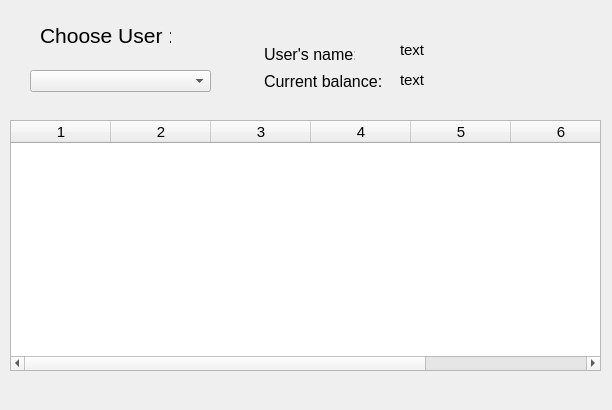
Roro-2004/m7fazty, file m7fazty/view_users_dialog.ui: the form before one commit.
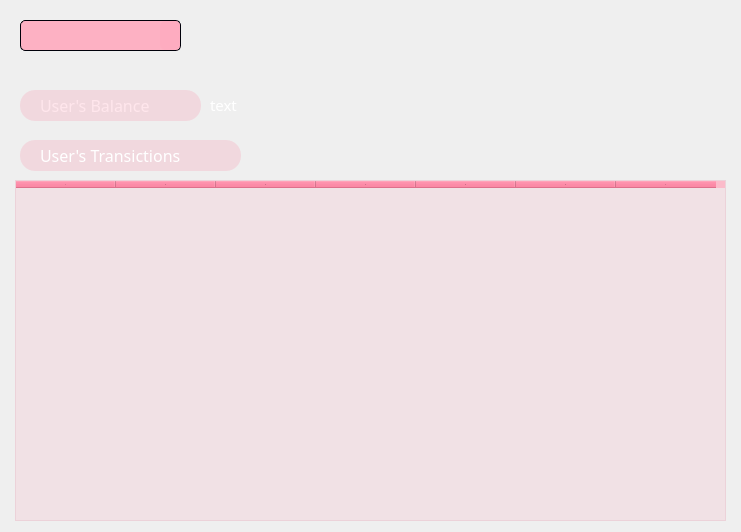
The form after the commit. Icons and pictures are not drawn.

```diff
--- a/m7fazty/view_users_dialog.ui
+++ b/m7fazty/view_users_dialog.ui
@@ -6,10 +6,55 @@
    <rect>
     <x>0</x>
     <y>0</y>
-    <width>612</width>
-    <height>410</height>
+    <width>741</width>
+    <height>532</height>
    </rect>
   </property>
+  <property name="palette">
+   <palette>
+    <active>
+     <colorrole role="WindowText">
+      <brush brushstyle="SolidPattern">
+       <color alpha="255">
+        <red>255</red>
+        <green>255</green>
+        <blue>255</blue>
+       </color>
+      </brush>
+     </colorrole>
+     <colorrole role="Text">
+      <brush brushstyle="SolidPattern">
+       <color alpha="255">
+        <red>255</red>
+        <green>255</green>
+        <blue>255</blue>
+       </color>
+      </brush>
+     </colorrole>
+    </active>
+    <inactive>
+     <colorrole role="WindowText">
+      <brush brushstyle="SolidPattern">
+       <color alpha="255">
+        <red>255</red>
+        <green>255</green>
+        <blue>255</blue>
+       </color>
+      </brush>
+     </colorrole>
+     <colorrole role="Text">
+      <brush brushstyle="SolidPattern">
+       <color alpha="255">
+        <red>255</red>
+        <green>255</green>
+        <blue>255</blue>
+       </color>
+      </brush>
+     </colorrole>
+    </inactive>
+    <disabled/>
+   </palette>
+  </property>
   <property name="font">
    <font>
     <pointsize>11</pointsize>
@@ -18,113 +63,440 @@
   <property name="windowTitle">
    <string>Dialog</string>
   </property>
+  <widget class="QLabel" name="label_5">
+   <property name="geometry">
+    <rect>
+     <x>210</x>
+     <y>95</y>
+     <width>41</width>
+     <height>20</height>
+    </rect>
+   </property>
+   <property name="font">
+    <font>
+     <family>Arial Rounded MT Bold</family>
+     <pointsize>11</pointsize>
+    </font>
+   </property>
+   <property name="text">
+    <string>text</string>
+   </property>
+  </widget>
+  <widget class="QLabel" name="label_3">
+   <property name="geometry">
+    <rect>
+     <x>741</x>
+     <y>505</y>
+     <width>63</width>
+     <height>20</height>
+    </rect>
+   </property>
+   <property name="text">
+    <string>TextLabel</string>
+   </property>
+  </widget>
+  <widget class="QLabel" name="label_6">
+   <property name="geometry">
+    <rect>
+     <x>0</x>
+     <y>0</y>
+     <width>741</width>
+     <height>532</height>
+    </rect>
+   </property>
+   <property name="styleSheet">
+    <string notr="true">background-image: url(:/material/photos/dialog_bg.png);</string>
+   </property>
+   <property name="text">
+    <string/>
+   </property>
+  </widget>
   <widget class="QComboBox" name="comboBox">
    <property name="geometry">
     <rect>
-     <x>30</x>
-     <y>70</y>
-     <width>181</width>
-     <height>22</height>
-    </rect>
-   </property>
-   <property name="placeholderText">
-    <string/>
-   </property>
-  </widget>
-  <widget class="QLabel" name="label_20">
-   <property name="geometry">
-    <rect>
-     <x>40</x>
+     <x>20</x>
      <y>20</y>
-     <width>131</width>
+     <width>161</width>
      <height>31</height>
     </rect>
    </property>
-   <property name="font">
-    <font>
-     <pointsize>16</pointsize>
-    </font>
+   <property name="styleSheet">
+    <string notr="true">QComboBox {
+    background-color: rgba(255, 170, 190, 0.9); /* Background color */
+    border-radius: 5px; /* Border radius */
+    border: 1px solid rgb(0, 0, 10); /* Border */
+}
+
+QComboBox::drop-down {
+    width: 20px;
+    border: none;
+    border-radius: 5px; /* Border radius */
+    background-color: rgba(255, 170, 190, 0.7);
+}
+
+QComboBox::down-arrow {
+	image: url(:/material/photos/arrow.png);
+}
+
+QComboBox QAbstractItemView {
+    background-color: rgba(255, 170, 190, 0.7); /* Background color of the drop-down list */
+    selection-background-color: rgba(255, 150, 200, 0.7); /* Background color of selected item */
+}
+
+QComboBox:pressed {
+    background-color: rgba(255, 150, 200, 0.7); /* Semi-transparent background color when pressed */
+    border: 1px solid black; /* You can customize the border for the pressed state if needed */
+}
+</string>
    </property>
-   <property name="text">
-    <string>Choose User :</string>
+   <property name="currentText">
+    <string/>
    </property>
-  </widget>
-  <widget class="QLabel" name="label_4">
-   <property name="geometry">
-    <rect>
-     <x>400</x>
-     <y>40</y>
-     <width>81</width>
-     <height>20</height>
-    </rect>
+   <property name="currentIndex">
+    <number>-1</number>
    </property>
-   <property name="font">
-    <font>
-     <pointsize>11</pointsize>
-    </font>
+   <property name="maxVisibleItems">
+    <number>12</number>
    </property>
-   <property name="text">
-    <string>text</string>
-   </property>
-  </widget>
-  <widget class="QLabel" name="label_5">
-   <property name="geometry">
-    <rect>
-     <x>400</x>
-     <y>70</y>
-     <width>81</width>
-     <height>20</height>
-    </rect>
-   </property>
-   <property name="text">
-    <string>text</string>
-   </property>
-  </widget>
-  <widget class="QLabel" name="label">
-   <property name="geometry">
-    <rect>
-     <x>264</x>
-     <y>44</y>
-     <width>91</width>
-     <height>21</height>
-    </rect>
-   </property>
-   <property name="font">
-    <font>
-     <pointsize>12</pointsize>
-    </font>
-   </property>
-   <property name="text">
-    <string>User's name:</string>
-   </property>
-  </widget>
-  <widget class="QLabel" name="label_2">
-   <property name="geometry">
-    <rect>
-     <x>264</x>
-     <y>71</y>
-     <width>121</width>
-     <height>21</height>
-    </rect>
-   </property>
-   <property name="font">
-    <font>
-     <pointsize>12</pointsize>
-    </font>
-   </property>
-   <property name="text">
-    <string>Current balance:</string>
+   <property name="placeholderText">
+    <string>Choose User</string>
    </property>
   </widget>
   <widget class="QTableWidget" name="transTable">
    <property name="geometry">
     <rect>
-     <x>10</x>
-     <y>120</y>
-     <width>591</width>
-     <height>251</height>
+     <x>15</x>
+     <y>180</y>
+     <width>711</width>
+     <height>341</height>
     </rect>
    </property>
+   <property name="palette">
+    <palette>
+     <active>
+      <colorrole role="WindowText">
+       <brush brushstyle="SolidPattern">
+        <color alpha="255">
+         <red>255</red>
+         <green>255</green>
+         <blue>255</blue>
+        </color>
+       </brush>
+      </colorrole>
+      <colorrole role="Button">
+       <brush brushstyle="SolidPattern">
+        <color alpha="25">
+         <red>255</red>
+         <green>90</green>
+         <blue>130</blue>
+        </color>
+       </brush>
+      </colorrole>
+      <colorrole role="Text">
+       <brush brushstyle="SolidPattern">
+        <color alpha="255">
+         <red>255</red>
+         <green>255</green>
+         <blue>255</blue>
+        </color>
+       </brush>
+      </colorrole>
+      <colorrole role="ButtonText">
+       <brush brushstyle="SolidPattern">
+        <color alpha="255">
+         <red>255</red>
+         <green>255</green>
+         <blue>255</blue>
+        </color>
+       </brush>
+      </colorrole>
+      <colorrole role="Base">
+       <brush brushstyle="NoBrush">
+        <color alpha="255">
+         <red>0</red>
+         <green>0</green>
+         <blue>0</blue>
+        </color>
+       </brush>
+      </colorrole>
+      <colorrole role="Window">
+       <brush brushstyle="SolidPattern">
+        <color alpha="25">
+         <red>255</red>
+         <green>90</green>
+         <blue>130</blue>
+        </color>
+       </brush>
+      </colorrole>
+      <colorrole role="Highlight">
+       <brush brushstyle="SolidPattern">
+        <color alpha="255">
+         <red>201</red>
+         <green>183</green>
+         <blue>215</blue>
+        </color>
+       </brush>
+      </colorrole>
+      <colorrole role="HighlightedText">
+       <brush brushstyle="SolidPattern">
+        <color alpha="255">
+         <red>37</red>
+         <green>0</green>
+         <blue>42</blue>
+        </color>
+       </brush>
+      </colorrole>
+      <colorrole role="PlaceholderText">
+       <brush brushstyle="SolidPattern">
+        <color alpha="128">
+         <red>255</red>
+         <green>255</green>
+         <blue>255</blue>
+        </color>
+       </brush>
+      </colorrole>
+     </active>
+     <inactive>
+      <colorrole role="WindowText">
+       <brush brushstyle="SolidPattern">
+        <color alpha="255">
+         <red>255</red>
+         <green>255</green>
+         <blue>255</blue>
+        </color>
+       </brush>
+      </colorrole>
+      <colorrole role="Button">
+       <brush brushstyle="SolidPattern">
+        <color alpha="25">
+         <red>255</red>
+         <green>90</green>
+         <blue>130</blue>
+        </color>
+       </brush>
+      </colorrole>
+      <colorrole role="Text">
+       <brush brushstyle="SolidPattern">
+        <color alpha="255">
+         <red>255</red>
+         <green>255</green>
+         <blue>255</blue>
+        </color>
+       </brush>
+      </colorrole>
+      <colorrole role="ButtonText">
+       <brush brushstyle="SolidPattern">
+        <color alpha="255">
+         <red>255</red>
+         <green>255</green>
+         <blue>255</blue>
+        </color>
+       </brush>
+      </colorrole>
+      <colorrole role="Base">
+       <brush brushstyle="NoBrush">
+        <color alpha="255">
+         <red>0</red>
+         <green>0</green>
+         <blue>0</blue>
+        </color>
+       </brush>
+      </colorrole>
+      <colorrole role="Window">
+       <brush brushstyle="SolidPattern">
+        <color alpha="25">
+         <red>255</red>
+         <green>90</green>
+         <blue>130</blue>
+        </color>
+       </brush>
+      </colorrole>
+      <colorrole role="Highlight">
+       <brush brushstyle="SolidPattern">
+        <color alpha="255">
+         <red>201</red>
+         <green>183</green>
+         <blue>215</blue>
+        </color>
+       </brush>
+      </colorrole>
+      <colorrole role="HighlightedText">
+       <brush brushstyle="SolidPattern">
+        <color alpha="255">
+         <red>37</red>
+         <green>0</green>
+         <blue>42</blue>
+        </color>
+       </brush>
+      </colorrole>
+      <colorrole role="PlaceholderText">
+       <brush brushstyle="SolidPattern">
+        <color alpha="128">
+         <red>255</red>
+         <green>255</green>
+         <blue>255</blue>
+        </color>
+       </brush>
+      </colorrole>
+     </inactive>
+     <disabled>
+      <colorrole role="WindowText">
+       <brush brushstyle="SolidPattern">
+        <color alpha="255">
+         <red>255</red>
+         <green>255</green>
+         <blue>255</blue>
+        </color>
+       </brush>
+      </colorrole>
+      <colorrole role="Button">
+       <brush brushstyle="SolidPattern">
+        <color alpha="25">
+         <red>255</red>
+         <green>90</green>
+         <blue>130</blue>
+        </color>
+       </brush>
+      </colorrole>
+      <colorrole role="Text">
+       <brush brushstyle="SolidPattern">
+        <color alpha="255">
+         <red>255</red>
+         <green>255</green>
+         <blue>255</blue>
+        </color>
+       </brush>
+      </colorrole>
+      <colorrole role="ButtonText">
+       <brush brushstyle="SolidPattern">
+        <color alpha="255">
+         <red>255</red>
+         <green>255</green>
+         <blue>255</blue>
+        </color>
+       </brush>
+      </colorrole>
+      <colorrole role="Base">
+       <brush brushstyle="NoBrush">
+        <color alpha="255">
+         <red>0</red>
+         <green>0</green>
+         <blue>0</blue>
+        </color>
+       </brush>
+      </colorrole>
+      <colorrole role="Window">
+       <brush brushstyle="SolidPattern">
+        <color alpha="25">
+         <red>255</red>
+         <green>90</green>
+         <blue>130</blue>
+        </color>
+       </brush>
+      </colorrole>
+      <colorrole role="HighlightedText">
+       <brush brushstyle="SolidPattern">
+        <color alpha="255">
+         <red>37</red>
+         <green>0</green>
+         <blue>42</blue>
+        </color>
+       </brush>
+      </colorrole>
+      <colorrole role="PlaceholderText">
+       <brush brushstyle="SolidPattern">
+        <color alpha="128">
+         <red>255</red>
+         <green>255</green>
+         <blue>255</blue>
+        </color>
+       </brush>
+      </colorrole>
+     </disabled>
+    </palette>
+   </property>
+   <property name="font">
+    <font>
+     <family>Arial Rounded MT Bold</family>
+     <pointsize>-1</pointsize>
+     <bold>false</bold>
+    </font>
+   </property>
+   <property name="styleSheet">
+    <string notr="true">QHeaderView {
+    background-color: rgba(255, 170, 190, 0.7);
+    color: black;
+    font: 10pt &quot;Arial Rounded MT Bold&quot;;
+    text-align: center; /* Align header text horizontally */
+
+}
+
+QHeaderView::section {
+    background-color: rgba(255, 90, 130, 0.3);
+    text-align: center; /* Align header text horizontally */
+
+}
+
+QTableView {
+    background-color: rgba(255, 90, 130, 0.1);
+    color: white;
+    font-size: 12px;
+    font-weight: normal;
+}
+
+
+
+QTableView::item {
+    text-align: center;
+}
+
+
+
+QTableView QTableCornerButton::section {
+    background-color:: transparent;
+}
+
+</string>
+   </property>
+   <property name="frameShape">
+    <enum>QFrame::StyledPanel</enum>
+   </property>
+   <property name="frameShadow">
+    <enum>QFrame::Sunken</enum>
+   </property>
+   <property name="horizontalScrollBarPolicy">
+    <enum>Qt::ScrollBarAlwaysOff</enum>
+   </property>
+   <property name="editTriggers">
+    <set>QAbstractItemView::NoEditTriggers</set>
+   </property>
+   <property name="selectionBehavior">
+    <enum>QAbstractItemView::SelectItems</enum>
+   </property>
+   <property name="textElideMode">
+    <enum>Qt::ElideRight</enum>
+   </property>
+   <property name="gridStyle">
+    <enum>Qt::SolidLine</enum>
+   </property>
+   <property name="cornerButtonEnabled">
+    <bool>false</bool>
+   </property>
+   <property name="rowCount">
+    <number>0</number>
+   </property>
+   <property name="columnCount">
+    <number>7</number>
+   </property>
+   <attribute name="horizontalHeaderCascadingSectionResizes">
+    <bool>false</bool>
+   </attribute>
+   <attribute name="horizontalHeaderHighlightSections">
+    <bool>true</bool>
+   </attribute>
+   <attribute name="verticalHeaderVisible">
+    <bool>false</bool>
+   </attribute>
    <column/>
    <column/>
    <column/>
@@ -133,28 +505,183 @@
    <column/>
    <column/>
   </widget>
-  <zorder>comboBox</zorder>
-  <zorder>label</zorder>
-  <zorder>label_10</zorder>
-  <zorder>label_11</zorder>
-  <zorder>label_12</zorder>
-  <zorder>label_13</zorder>
-  <zorder>label_14</zorder>
-  <zorder>label_15</zorder>
-  <zorder>label_16</zorder>
-  <zorder>label_17</zorder>
-  <zorder>label_18</zorder>
-  <zorder>label_19</zorder>
-  <zorder>label_2</zorder>
-  <zorder>label_20</zorder>
+  <widget class="QLabel" name="label_4">
+   <property name="geometry">
+    <rect>
+     <x>40</x>
+     <y>90</y>
+     <width>151</width>
+     <height>31</height>
+    </rect>
+   </property>
+   <property name="palette">
+    <palette>
+     <active>
+      <colorrole role="WindowText">
+       <brush brushstyle="SolidPattern">
+        <color alpha="255">
+         <red>255</red>
+         <green>255</green>
+         <blue>255</blue>
+        </color>
+       </brush>
+      </colorrole>
+      <colorrole role="ButtonText">
+       <brush brushstyle="SolidPattern">
+        <color alpha="255">
+         <red>255</red>
+         <green>255</green>
+         <blue>255</blue>
+        </color>
+       </brush>
+      </colorrole>
+     </active>
+     <inactive>
+      <colorrole role="WindowText">
+       <brush brushstyle="SolidPattern">
+        <color alpha="255">
+         <red>255</red>
+         <green>255</green>
+         <blue>255</blue>
+        </color>
+       </brush>
+      </colorrole>
+      <colorrole role="ButtonText">
+       <brush brushstyle="SolidPattern">
+        <color alpha="255">
+         <red>255</red>
+         <green>255</green>
+         <blue>255</blue>
+        </color>
+       </brush>
+      </colorrole>
+     </inactive>
+     <disabled/>
+    </palette>
+   </property>
+   <property name="font">
+    <font>
+     <family>Arial Rounded MT Bold</family>
+     <pointsize>12</pointsize>
+    </font>
+   </property>
+   <property name="text">
+    <string>User's Balance</string>
+   </property>
+  </widget>
+  <widget class="QPushButton" name="pushButton_3">
+   <property name="geometry">
+    <rect>
+     <x>20</x>
+     <y>90</y>
+     <width>181</width>
+     <height>31</height>
+    </rect>
+   </property>
+   <property name="styleSheet">
+    <string notr="true">QPushButton {
+ background-color: rgba(255, 90, 130, 0.15);
+    border-radius: 15px;
+}
+</string>
+   </property>
+   <property name="text">
+    <string/>
+   </property>
+  </widget>
+  <widget class="QPushButton" name="pushButton_4">
+   <property name="geometry">
+    <rect>
+     <x>20</x>
+     <y>140</y>
+     <width>221</width>
+     <height>31</height>
+    </rect>
+   </property>
+   <property name="styleSheet">
+    <string notr="true">QPushButton {
+ background-color: rgba(255, 90, 130, 0.15);
+    border-radius: 15px;
+}
+</string>
+   </property>
+   <property name="text">
+    <string/>
+   </property>
+  </widget>
+  <widget class="QLabel" name="label_7">
+   <property name="geometry">
+    <rect>
+     <x>40</x>
+     <y>140</y>
+     <width>191</width>
+     <height>31</height>
+    </rect>
+   </property>
+   <property name="palette">
+    <palette>
+     <active>
+      <colorrole role="WindowText">
+       <brush brushstyle="SolidPattern">
+        <color alpha="255">
+         <red>255</red>
+         <green>255</green>
+         <blue>255</blue>
+        </color>
+       </brush>
+      </colorrole>
+      <colorrole role="ButtonText">
+       <brush brushstyle="SolidPattern">
+        <color alpha="255">
+         <red>255</red>
+         <green>255</green>
+         <blue>255</blue>
+        </color>
+       </brush>
+      </colorrole>
+     </active>
+     <inactive>
+      <colorrole role="WindowText">
+       <brush brushstyle="SolidPattern">
+        <color alpha="255">
+         <red>255</red>
+         <green>255</green>
+         <blue>255</blue>
+        </color>
+       </brush>
+      </colorrole>
+      <colorrole role="ButtonText">
+       <brush brushstyle="SolidPattern">
+        <color alpha="255">
+         <red>255</red>
+         <green>255</green>
+         <blue>255</blue>
+        </color>
+       </brush>
+      </colorrole>
+     </inactive>
+     <disabled/>
+    </palette>
+   </property>
+   <property name="font">
+    <font>
+     <family>Arial Rounded MT Bold</family>
+     <pointsize>12</pointsize>
+    </font>
+   </property>
+   <property name="text">
+    <string>User's Transictions</string>
+   </property>
+  </widget>
+  <zorder>label_6</zorder>
+  <zorder>label_5</zorder>
   <zorder>label_3</zorder>
+  <zorder>comboBox</zorder>
+  <zorder>transTable</zorder>
   <zorder>label_4</zorder>
-  <zorder>label_5</zorder>
-  <zorder>label_6</zorder>
+  <zorder>pushButton_3</zorder>
+  <zorder>pushButton_4</zorder>
   <zorder>label_7</zorder>
-  <zorder>label_8</zorder>
-  <zorder>label_9</zorder>
-  <zorder>listWidget</zorder>
  </widget>
  <resources/>
  <connections/>
```
